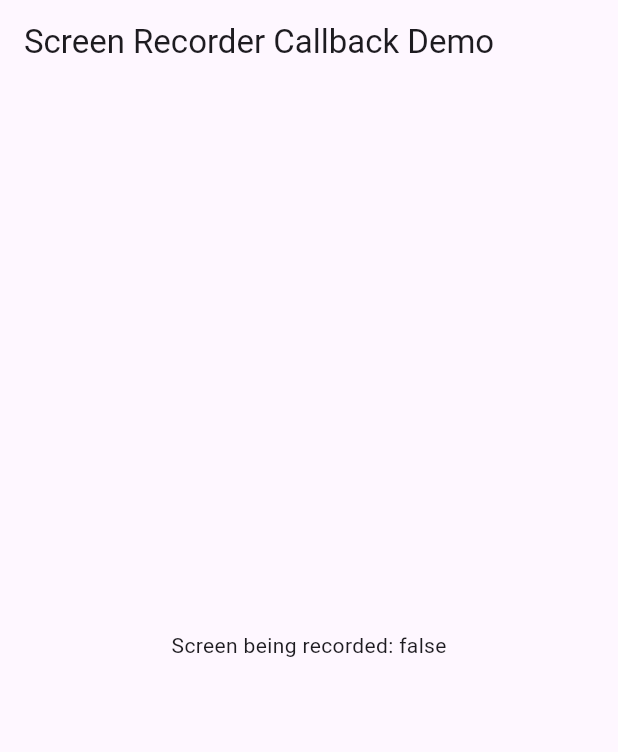
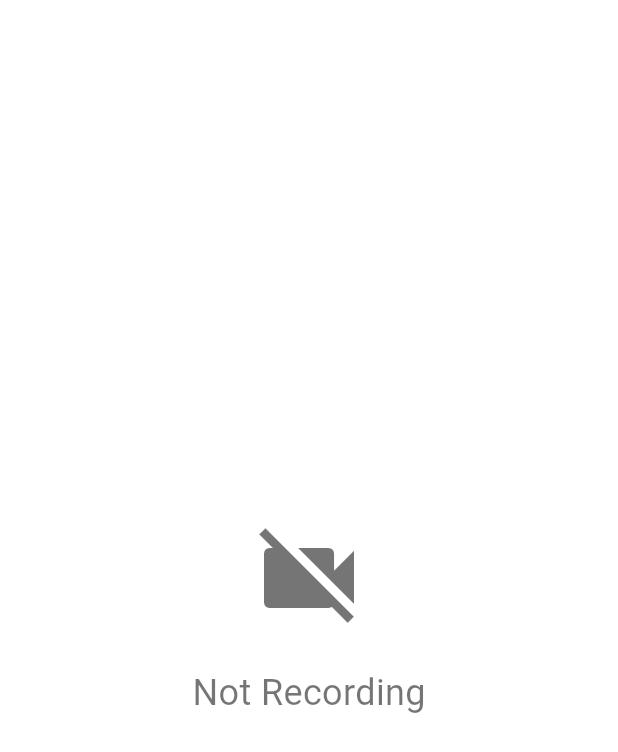
Before and after one commit to evaisse/screen_recorder_callback, a Flutter app: the screen it shows after launch, on a phone screen of 412 x 824 dp. Shown: the top 752 px of the screen. Run offline on Flutter 3.47's test engine with Material 3 defaults, Android fonts, the phone set to English and light mode, and no system bars.

Commit message:
setup for plugin publish

```diff
--- a/example/lib/main.dart
+++ b/example/lib/main.dart
@@ -15,7 +15,7 @@ class MyApp extends StatefulWidget {
 }
 
 class _MyAppState extends State<MyApp> {
-  String screenBeingRecorded = 'false';
+  bool isRecording = false;
   final ScreenRecorderCallback _screenRecorderApi = ScreenRecorderCallback();
   StreamSubscription<bool>? _recordingSubscription;
 
@@ -28,26 +28,23 @@ class _MyAppState extends State<MyApp> {
   // Initializes the screen recording callback.
   Future<void> initScreenRecordingCallback() async {
     try {
-      // Set up a StreamController for recording state changes
-      _recordingSubscription = _screenRecorderApi.onScreenRecordingChangeStream
-          .listen((isRecording) {
+      _recordingSubscription =
+          _screenRecorderApi.onScreenRecordingChangeStream.listen((recording) {
         setState(() {
-          screenBeingRecorded = isRecording.toString();
+          isRecording = recording;
         });
       });
 
-      // Start listening to screen recording changes
-      _screenRecorderApi.startListening();
+      await _screenRecorderApi.startListening();
     } catch (e) {
       setState(() {
-        screenBeingRecorded = 'Failed to add callback';
+        isRecording = false; // Show "Not Recording" on error
       });
     }
   }
 
   @override
   void dispose() {
-    // Stop listening to screen recording changes when widget is disposed
     _screenRecorderApi.stopListening();
     _recordingSubscription?.cancel();
     super.dispose();
@@ -57,11 +54,26 @@ class _MyAppState extends State<MyApp> {
   Widget build(BuildContext context) {
     return MaterialApp(
       home: Scaffold(
-        appBar: AppBar(
-          title: const Text('Screen Recorder Callback Demo'),
-        ),
+        backgroundColor: isRecording ? Colors.red : Colors.white,
         body: Center(
-          child: Text('Screen being recorded: $screenBeingRecorded\n'),
+          child: Column(
+            mainAxisSize: MainAxisSize.min,
+            children: [
+              Icon(
+                isRecording ? Icons.videocam : Icons.videocam_off,
+                size: 80,
+                color: isRecording ? Colors.white : Colors.black54,
+              ),
+              const SizedBox(height: 20),
+              Text(
+                isRecording ? 'Recording...' : 'Not Recording',
+                style: TextStyle(
+                  color: isRecording ? Colors.white : Colors.black54,
+                  fontSize: 24,
+                ),
+              ),
+            ],
+          ),
         ),
       ),
     );
```
Also changed, not shown: pubspec.yaml (+8 -5 lines), 4 other files.
